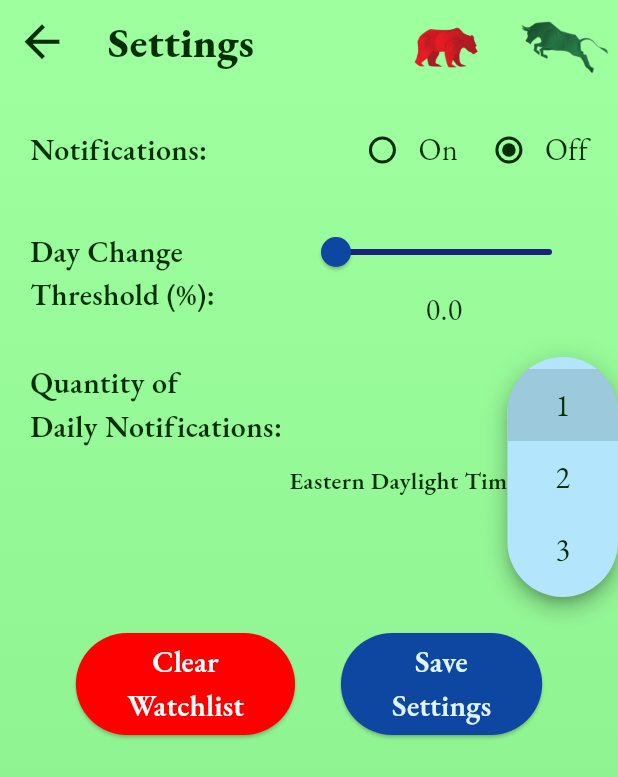
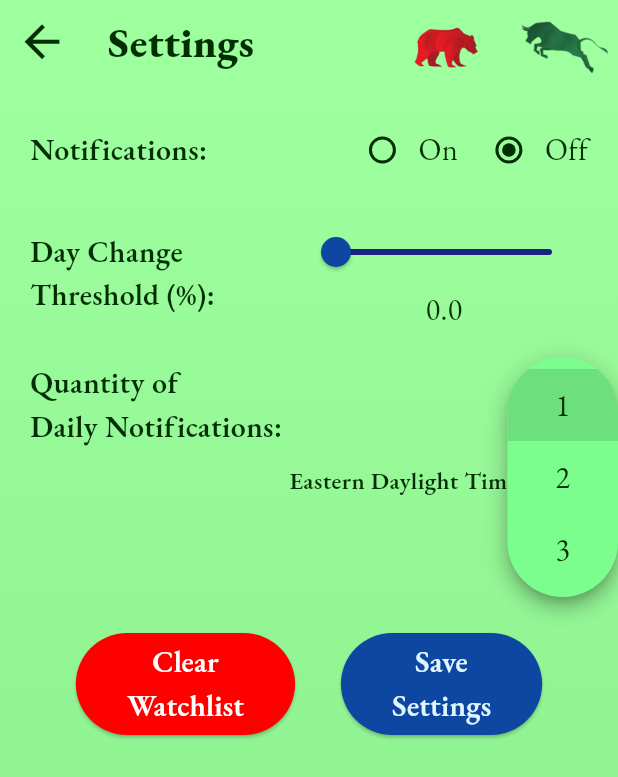
Before and after one commit to JoshMJohnson/Stock_Alert, a Flutter app: the SettingsPage screen opened directly with empty values, after a tap on the "arrow drop down" icon, on a phone screen of 412 x 824 dp. Shown: the top 777 px of the screen. Run offline on Flutter 3.47's test engine with Material 3 defaults, Android fonts, the phone set to English and light mode, and no system bars; our stand-ins replace awesome_notifications, shared_preferences, sqflite; missing offline and left inert: fading_edge_scrollview; accounts and stored records are empty.

Commit message:
Update theme.dart

```diff
--- a/lib/theme.dart
+++ b/lib/theme.dart
@@ -72,8 +72,8 @@ ThemeData lightMode = ThemeData(
   // dropdown - quantity reminders in settings
   dropdownMenuTheme: const DropdownMenuThemeData(
     inputDecorationTheme: InputDecorationTheme(
-      iconColor: Color(0xFF1A237E),
-      fillColor: Color(0xFFB3E5FC),
+      iconColor: Color.fromARGB(255, 3, 46, 4),
+      fillColor: Color.fromARGB(255, 124, 254, 142),
     ),
   ),
   // radio buttons in settings
```
